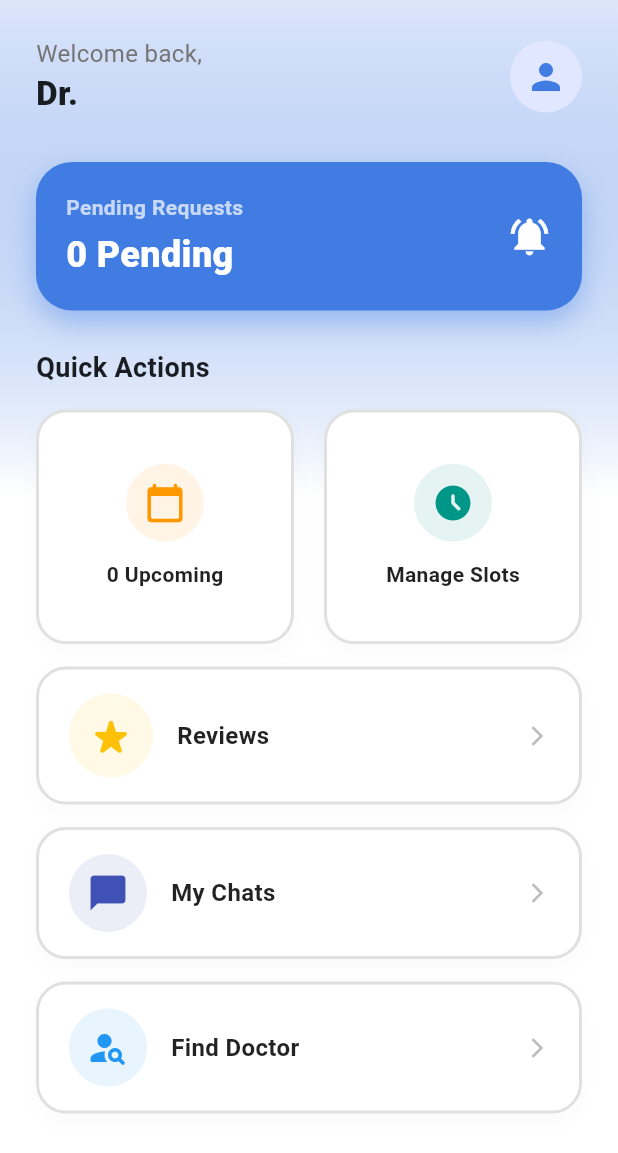
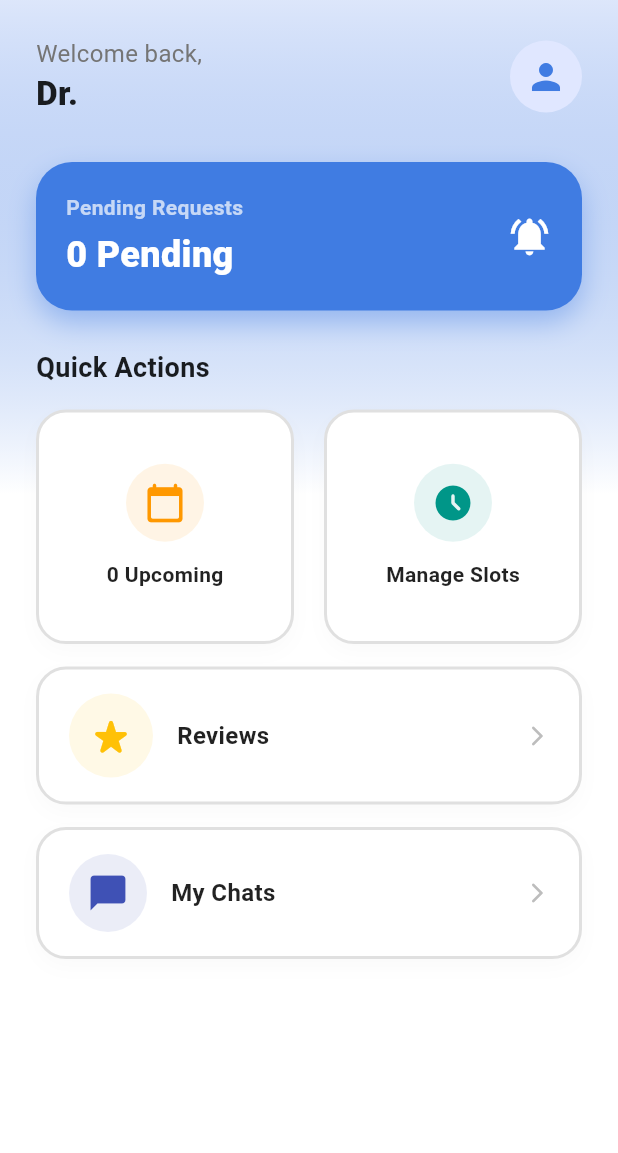
Before and after one commit to q-3amr/DocTime-App, a Flutter app: the DoctorDashboard screen opened directly, on a phone screen of 412 x 824 dp. Shown: the top 1153 px of the screen. Run offline on Flutter 3.47's test engine with Material 3 defaults, Android fonts, the phone set to English and light mode, and no system bars; our stand-ins replace cloud_firestore, firebase_auth, firebase_core, firebase_messaging, flutter_dotenv, flutter_local_notifications and 4 more; accounts and stored records are empty.

Commit message:
remove find doctor button from doctor screen

```diff
--- a/doctime/lib/screens/doctors/doctor_home_screen.dart
+++ b/doctime/lib/screens/doctors/doctor_home_screen.dart
@@ -8,7 +8,6 @@ import '../../widgets/action_button.dart';
 import '../common/schedule_screen.dart';
 import '../common/profile_screen.dart';
 import '../common/chats_list_screen.dart';
-import '../patient/doctor_search_screen.dart';
 import 'doctor_requests_screen.dart';
 import 'manage_slots_screen.dart';
 import 'doctor_reviews_screen.dart';
@@ -318,17 +317,7 @@ class _DoctorDashboardState extends State<DoctorDashboard> {
                                         builder: (c) =>
                                             const ChatsListScreen())),
                               ),
-                              const SizedBox(height: 15),
-                              ActionButton(
-                                  icon: const Icon(Icons.person_search_rounded,
-                                      color: Colors.blue, size: 28),
-                                  title: 'Find Doctor',
-                                  color: Colors.blue,
-                                  onTap: () => Navigator.push(
-                                      context,
-                                      MaterialPageRoute(
-                                          builder: (c) =>
-                                              const DoctorSearchScreen()))),
+
                             ],
                           ),
                         ],
```
